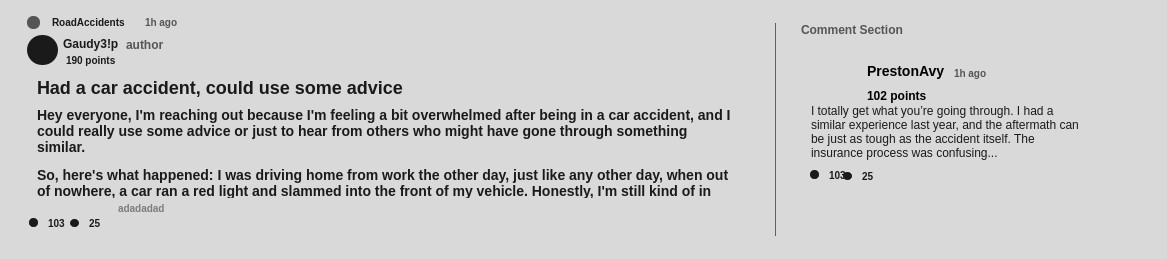
Before: the Qt Designer form frontend/assets/ui_files/PostUI/UserInterfaceFile/FeedPostWidget.ui in cojocariudaniel1/super-duper-octo-guacamole, drawn with Qt 5.
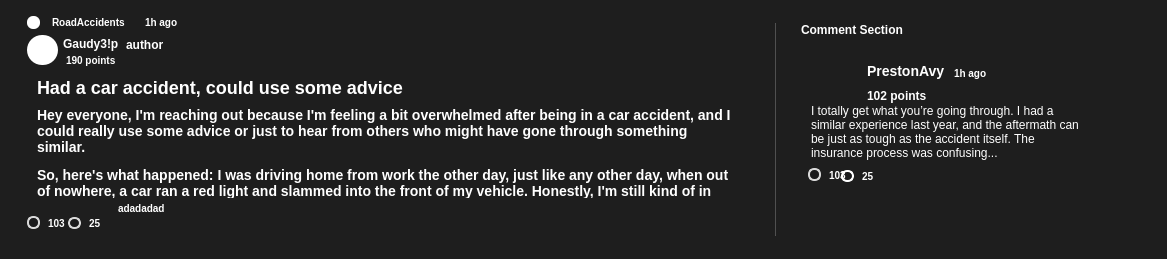
After: the same form once the commit is applied. Icons and pictures are not drawn.

The edit to the form file:
```diff
--- a/frontend/assets/ui_files/PostUI/UserInterfaceFile/FeedPostWidget.ui
+++ b/frontend/assets/ui_files/PostUI/UserInterfaceFile/FeedPostWidget.ui
@@ -23,7 +23,7 @@
    </size>
   </property>
   <property name="styleSheet">
-   <string notr="true">background: #D9D9D9;
+   <string notr="true">background-color: #1E1E1E;
 border-radius: 18px;
 </string>
   </property>
@@ -105,7 +105,7 @@
               </size>
              </property>
              <property name="styleSheet">
-              <string notr="true">background: #555555;
+              <string notr="true">background: white;
 border-radius: 6px;</string>
              </property>
             </widget>
@@ -130,7 +130,7 @@
 font-weight: 500;
 font-size: 10px;
 line-height: 12px;
-color: #1A1A1B;
+color: white;
 margin:5px;
 </string>
              </property>
@@ -147,7 +147,7 @@
 font-weight: 500;
 font-size: 10px;
 line-height: 12px;
-color: #555555;
+color:white;
 margin:5px;</string>
              </property>
              <property name="text">
@@ -193,7 +193,7 @@
               </size>
              </property>
              <property name="styleSheet">
-              <string notr="true">background: #1A1A1B;
+              <string notr="true">background:white;
 border-radius: 15px;
 </string>
              </property>
@@ -212,7 +212,7 @@
 font-weight: 600;
 font-size: 12px;
 line-height: 14px;
-color: #1A1A1B;
+color:white;
 margin-left:2px;
 margin-top:3px;
 margin-bottom:3px;</string>
@@ -230,7 +230,7 @@
 font-weight: 500;
 font-size: 10px;
 line-height: 12px;
-color: #1A1A1B;
+color:white;
 margin-left:5px;
 </string>
                </property>
@@ -249,7 +249,7 @@
 font-weight: 500;
 font-size: 12px;
 line-height: 14px;
-color: #555555;
+color:white;
 margin-bottom:11px;</string>
              </property>
              <property name="text">
@@ -283,7 +283,7 @@
 font-weight: 700;
 font-size: 18px;
 line-height: 21px;
-color: #1A1A1B;
+color:white;
 margin:5px;
 margin-top:10px;
 </string>
@@ -313,7 +313,7 @@
 font-weight: 500;
 font-size: 14px;
 line-height: 16px;
-color: #1A1A1B;
+color:white;
 background: transparent;
 border: none;
 margin-left:6px;</string>
@@ -335,14 +335,14 @@
 li.unchecked::marker { content: &quot;\2610&quot;; }
 li.checked::marker { content: &quot;\2612&quot;; }
 &lt;/style&gt;&lt;/head&gt;&lt;body style=&quot; font-family:'Raleway'; font-size:14px; font-weight:500; font-style:normal;&quot;&gt;
-&lt;p style=&quot; margin-top:0px; margin-bottom:0px; margin-left:0px; margin-right:0px; -qt-block-indent:0; text-indent:0px;&quot;&gt;&lt;span style=&quot; color:#1a1a1b;&quot;&gt;Hey everyone, I'm reaching out because I'm feeling a bit overwhelmed after being in a car accident, and I could really use some advice or just to hear from others who might have gone through something similar.&lt;/span&gt;&lt;/p&gt;
-&lt;p style=&quot; margin-top:12px; margin-bottom:12px; margin-left:0px; margin-right:0px; -qt-block-indent:0; text-indent:0px;&quot;&gt;&lt;span style=&quot; color:#1a1a1b;&quot;&gt;So, here's what happened: I was driving home from work the other day, just like any other day, when out of nowhere, a car ran a red light and slammed into the front of my vehicle. Honestly, I'm still kind of in shock.&lt;/span&gt;&lt;/p&gt;
-&lt;p style=&quot; margin-top:12px; margin-bottom:12px; margin-left:0px; margin-right:0px; -qt-block-indent:0; text-indent:0px;&quot;&gt;&lt;span style=&quot; color:#1a1a1b;&quot;&gt;The damage to my car is significant, especially to the bumper and fender, but thankfully, I wasn't seriously hurt—just some soreness and a few bruises. It's a relief, but it's still been a lot to process.&lt;/span&gt;&lt;/p&gt;
+&lt;p style=&quot; margin-top:0px; margin-bottom:0px; margin-left:0px; margin-right:0px; -qt-block-indent:0; text-indent:0px;&quot;&gt;&lt;span style=&quot; color:#ffffff;&quot;&gt;Hey everyone, I'm reaching out because I'm feeling a bit overwhelmed after being in a car accident, and I could really use some advice or just to hear from others who might have gone through something similar.&lt;/span&gt;&lt;/p&gt;
+&lt;p style=&quot; margin-top:12px; margin-bottom:12px; margin-left:0px; margin-right:0px; -qt-block-indent:0; text-indent:0px;&quot;&gt;&lt;span style=&quot; color:#ffffff;&quot;&gt;So, here's what happened: I was driving home from work the other day, just like any other day, when out of nowhere, a car ran a red light and slammed into the front of my vehicle. Honestly, I'm still kind of in shock.&lt;/span&gt;&lt;/p&gt;
+&lt;p style=&quot; margin-top:12px; margin-bottom:12px; margin-left:0px; margin-right:0px; -qt-block-indent:0; text-indent:0px;&quot;&gt;&lt;span style=&quot; color:#ffffff;&quot;&gt;The damage to my car is significant, especially to the bumper and fender, but thankfully, I wasn't seriously hurt—just some soreness and a few bruises. It's a relief, but it's still been a lot to process.&lt;/span&gt;&lt;/p&gt;
 &lt;ul style=&quot;margin-top: 0px; margin-bottom: 0px; margin-left: 0px; margin-right: 0px; -qt-list-indent: 1;&quot;&gt;
-&lt;li style=&quot; color:#1a1a1b;&quot; style=&quot; margin-top:12px; margin-bottom:0px; margin-left:0px; margin-right:0px; -qt-block-indent:0; text-indent:0px;&quot;&gt;Insurance confusion: I've filed the claim, but I'm not really sure what to expect next. The insurance company mentioned something about a &amp;quot;coverage assessment,&amp;quot; and I'm feeling kind of lost in the whole process. Anyone been through this?&lt;/li&gt;
-&lt;li style=&quot; color:#1a1a1b;&quot; style=&quot; margin-top:0px; margin-bottom:0px; margin-left:0px; margin-right:0px; -qt-block-indent:0; text-indent:0px;&quot;&gt;Car repair worries: My car definitely needs some work, and I'm trying to figure out where to go for repairs. I want to make sure I find a good place that won't rip me off, but I'm just not sure how to go about it.&lt;/li&gt;
-&lt;li style=&quot; color:#1a1a1b;&quot; style=&quot; margin-top:0px; margin-bottom:12px; margin-left:0px; margin-right:0px; -qt-block-indent:0; text-indent:0px;&quot;&gt;Emotional stuff: Honestly, I didn't expect this part to hit me so hard, but I've been feeling pretty anxious and shaken up. I'm nervous about getting back behind the wheel. Has anyone experienced this after an accident? How did you get through it?&lt;/li&gt;&lt;/ul&gt;
-&lt;p style=&quot; margin-top:12px; margin-bottom:12px; margin-left:0px; margin-right:0px; -qt-block-indent:0; text-indent:0px;&quot;&gt;&lt;span style=&quot; color:#1a1a1b;&quot;&gt;I know I'm lucky that things weren't worse, but it's still a lot to handle. &lt;/span&gt;&lt;/p&gt;&lt;/body&gt;&lt;/html&gt;</string>
+&lt;li style=&quot; color:#ffffff;&quot; style=&quot; margin-top:12px; margin-bottom:0px; margin-left:0px; margin-right:0px; -qt-block-indent:0; text-indent:0px;&quot;&gt;Insurance confusion: I've filed the claim, but I'm not really sure what to expect next. The insurance company mentioned something about a &amp;quot;coverage assessment,&amp;quot; and I'm feeling kind of lost in the whole process. Anyone been through this?&lt;/li&gt;
+&lt;li style=&quot; color:#ffffff;&quot; style=&quot; margin-top:0px; margin-bottom:0px; margin-left:0px; margin-right:0px; -qt-block-indent:0; text-indent:0px;&quot;&gt;Car repair worries: My car definitely needs some work, and I'm trying to figure out where to go for repairs. I want to make sure I find a good place that won't rip me off, but I'm just not sure how to go about it.&lt;/li&gt;
+&lt;li style=&quot; color:#ffffff;&quot; style=&quot; margin-top:0px; margin-bottom:12px; margin-left:0px; margin-right:0px; -qt-block-indent:0; text-indent:0px;&quot;&gt;Emotional stuff: Honestly, I didn't expect this part to hit me so hard, but I've been feeling pretty anxious and shaken up. I'm nervous about getting back behind the wheel. Has anyone experienced this after an accident? How did you get through it?&lt;/li&gt;&lt;/ul&gt;
+&lt;p style=&quot; margin-top:12px; margin-bottom:12px; margin-left:0px; margin-right:0px; -qt-block-indent:0; text-indent:0px;&quot;&gt;&lt;span style=&quot; color:#ffffff;&quot;&gt;I know I'm lucky that things weren't worse, but it's still a lot to handle. &lt;/span&gt;&lt;/p&gt;&lt;/body&gt;&lt;/html&gt;</string>
            </property>
           </widget>
          </item>
@@ -383,7 +383,7 @@
 font-weight: 500;
 font-size: 10px;
 line-height: 12px;
-color: #1A1A1B;
+color:white;
 margin-left:5px;</string>
              </property>
              <property name="text">
@@ -423,7 +423,7 @@
 font-weight: 500;
 font-size: 10px;
 line-height: 12px;
-color: #1A1A1B;
+color:white;
 margin-left:5px;
 margin-right:10px;</string>
              </property>
@@ -458,7 +458,7 @@
 font-weight: 500;
 font-size: 10px;
 line-height: 12px;
-color: rgba(85, 85, 85, 0.7);
+color:white;
 background: transparent;
 border: none;</string>
              </property>
@@ -556,7 +556,7 @@
 font-weight: 500;
 font-size: 12px;
 line-height: 14px;
-color: #555555;</string>
+color:white;</string>
            </property>
            <property name="text">
             <string>Comment Section</string>
@@ -580,7 +580,7 @@
 font-weight: 500;
 font-size: 14px;
 line-height: 16px;
-color: #1A1A1B;
+color:white;
 background: transparent;
 border: none;
 margin-left:6px;</string>
@@ -641,7 +641,7 @@
 font-size: 14px;
 line-height: 8px;
 
-color:black;
+color:white;
 
 </string>
                  </property>
@@ -668,7 +668,7 @@
 font-size: 12px;
 line-height: 6px;
 
-color: black;
+color: white;
 
 </string>
                  </property>
@@ -687,7 +687,7 @@
 font-weight: 500;
 font-size: 10px;
 line-height: 12px;
-color: #555555;
+color: white;
 margin-bottom:20px;</string>
                </property>
                <property name="text">
@@ -712,7 +712,7 @@
 font-weight: 500;
 font-size: 10px;
 line-height: 12px;
-color: #1A1A1B;
+color:white;
 margin-left:5px;
 margin-right:10px;</string>
             </property>
@@ -743,7 +743,7 @@
             </property>
             <property name="styleSheet">
              <string notr="true">background: #1A1A1B;
-border: 1.5px solid #D9D9D9;
+border: 1.5px solid white;
 border-radius: 6px;</string>
             </property>
             <property name="text">
@@ -795,7 +795,7 @@
 font-weight: 500;
 font-size: 10px;
 line-height: 12px;
-color: #1A1A1B;
+color:white;
 margin-left:5px;</string>
             </property>
             <property name="text">
```
